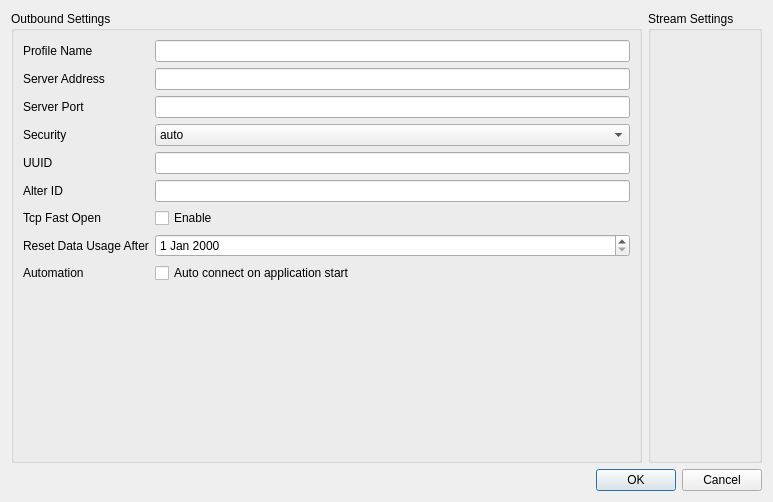
Qt form ui/vmesseditdialog.ui (Trojan-Qt5/Trojan-Qt5) before a commit.
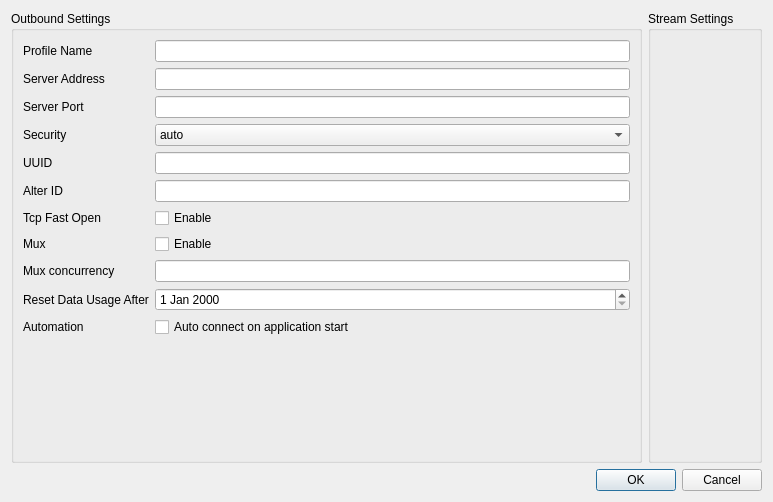
The same form after that commit.

The edit to the form file:
```diff
--- a/ui/vmesseditdialog.ui
+++ b/ui/vmesseditdialog.ui
@@ -135,20 +135,30 @@
            </widget>
           </item>
           <item row="7" column="0">
+           <widget class="QLabel" name="label_10">
+            <property name="text">
+             <string>Mux</string>
+            </property>
+           </widget>
+          </item>
+          <item row="9" column="0">
            <widget class="QLabel" name="label_8">
             <property name="text">
              <string>Reset Data Usage After</string>
             </property>
            </widget>
           </item>
-          <item row="8" column="0">
+          <item row="9" column="1">
+           <widget class="QDateEdit" name="resetDateEdit"/>
+          </item>
+          <item row="10" column="0">
            <widget class="QLabel" name="label_9">
             <property name="text">
              <string>Automation</string>
             </property>
            </widget>
           </item>
-          <item row="8" column="1">
+          <item row="10" column="1">
            <widget class="QCheckBox" name="autoStartCheckBox">
             <property name="text">
              <string>Auto connect on application start</string>
@@ -156,7 +166,21 @@
            </widget>
           </item>
           <item row="7" column="1">
-           <widget class="QDateEdit" name="resetDateEdit"/>
+           <widget class="QCheckBox" name="muxCheckBox">
+            <property name="text">
+             <string>Enable</string>
+            </property>
+           </widget>
+          </item>
+          <item row="8" column="0">
+           <widget class="QLabel" name="label_11">
+            <property name="text">
+             <string>Mux concurrency</string>
+            </property>
+           </widget>
+          </item>
+          <item row="8" column="1">
+           <widget class="QLineEdit" name="muxConcurrencyEdit"/>
           </item>
          </layout>
         </item>
```
